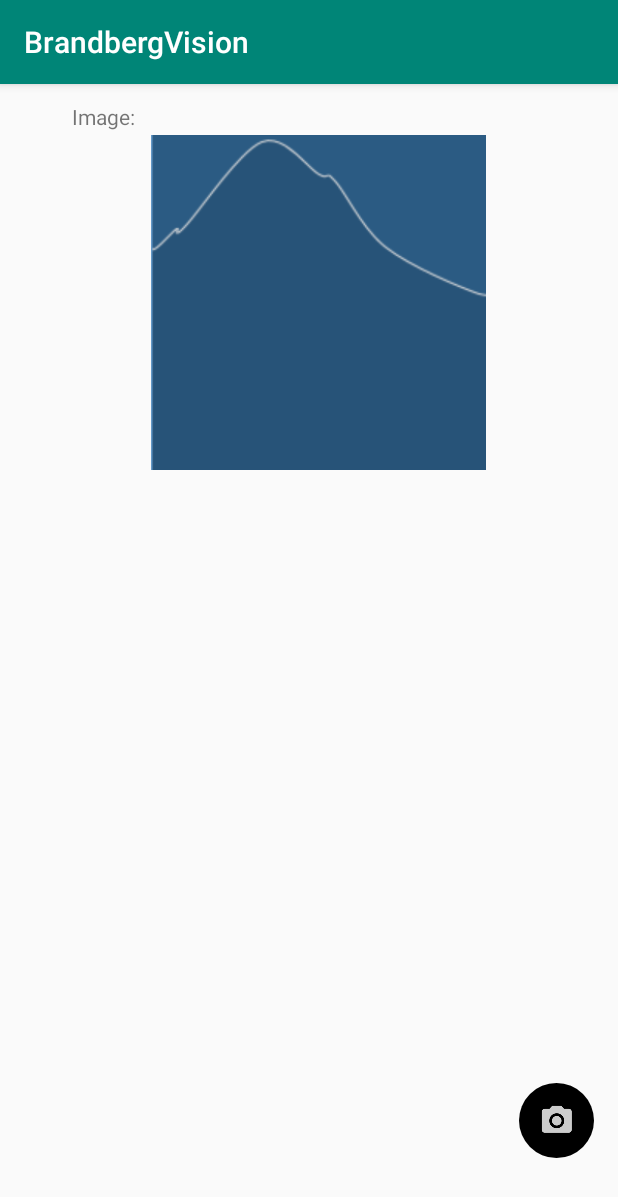
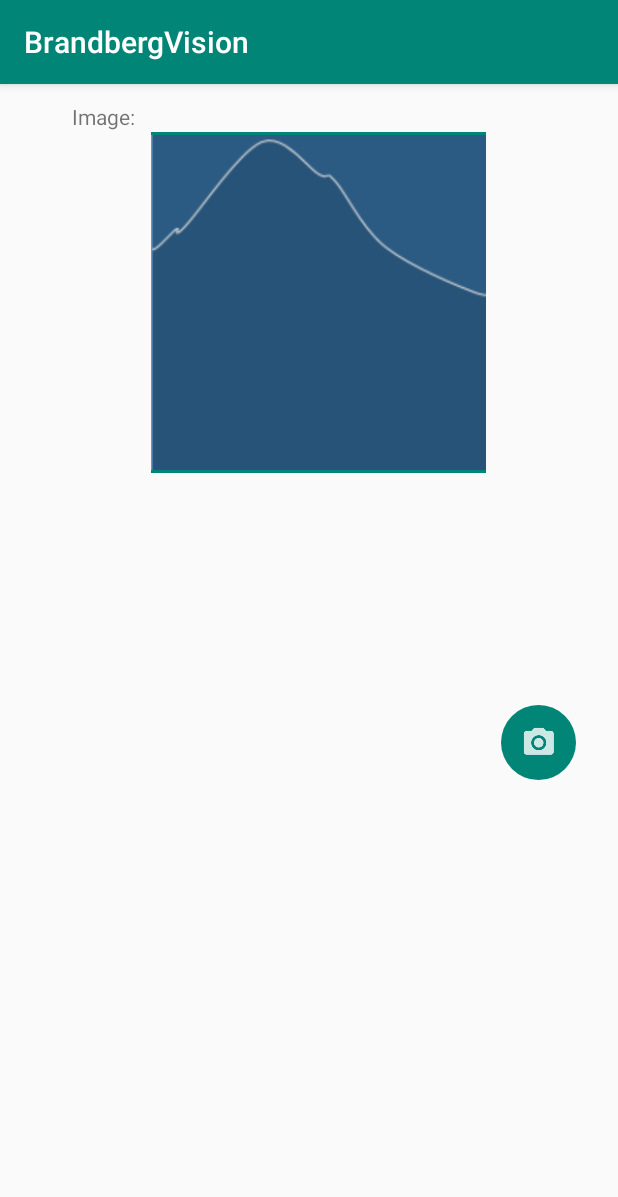
Before and after one commit to DDemmer1/BrandbergVision, an Android app: the screen it shows after launch (MainActivity), on a phone screen of 412 x 824 dp. Shown: the top 1197 px of the screen. Run offline under Robolectric (Android 15) with nearby library versions, the phone set to English and light mode, and no system bars; libraries missing offline, so code that uses them is left out: com.ibm.watson, com.theartofdev.edmodo; 3 statements that could not run were skipped.

```diff
--- a/app/src/main/java/koeln/uni/de/brandbergvision/MainActivity.java
+++ b/app/src/main/java/koeln/uni/de/brandbergvision/MainActivity.java
@@ -98,7 +98,7 @@ public class MainActivity extends AppCompatActivity {
                                 .imagesFile(photoFile)
                                 .threshold((float) 0.3)
                                 .owners(Arrays.asList("me"))
-                                .addClassifierId("humanclassifier_2106950051")
+                                .addClassifierId("human_331446926")
                                 .build();
 
                         final ClassifiedImages output = vrClient.classify(classifyOptions).execute();
--- a/app/src/main/res/drawable/roundedbutton.xml
+++ b/app/src/main/res/drawable/roundedbutton.xml
@@ -2,6 +2,6 @@
 
 <shape xmlns:android="http://schemas.android.com/apk/res/android"
     android:shape="oval">
-    <solid android:color="#000000"/>
+    <solid android:color="@color/colorPrimary"/>
 
 </shape>
--- a/app/src/main/res/layout/activity_main.xml
+++ b/app/src/main/res/layout/activity_main.xml
@@ -11,8 +11,8 @@
         android:layout_width="50dp"
         android:layout_height="50dp"
         android:layout_alignParentBottom="true"
-        android:layout_marginEnd="16dp"
-        android:layout_marginBottom="52dp"
+        android:layout_marginEnd="28dp"
+        android:layout_marginBottom="304dp"
         android:background="@drawable/roundedbutton"
         android:onClick="takePicture"
         android:src="@drawable/ic_camera"
@@ -27,7 +27,8 @@
         android:layout_alignParentTop="true"
         android:layout_marginStart="48dp"
         android:layout_marginBottom="52dp"
-        android:background="#D3D3D3"
+        android:background="@color/colorPrimary"
+        android:textColor="#FFFF"
         app:layout_constraintBottom_toBottomOf="parent"
         app:layout_constraintStart_toStartOf="@+id/guideline" />
 
@@ -39,6 +40,7 @@
         android:layout_marginTop="32dp"
         android:layout_marginEnd="88dp"
         android:scaleType="fitCenter"
+        android:background="@color/colorPrimary"
         android:src="@drawable/imageview"
         app:layout_constraintEnd_toEndOf="parent"
         app:layout_constraintTop_toTopOf="parent" />
--- a/app/src/main/res/values/strings.xml
+++ b/app/src/main/res/values/strings.xml
@@ -1,4 +1,4 @@
 <resources>
     <string name="app_name">BrandbergVision</string>
-    <string name="api_key">8llOmkkniMQf3GRa2O483drLJB7iqkz5WU6rPROpuYLW</string>
+    <string name="api_key">_tAHCFVfg9L8aIO2ycBCNI_kxSZEBprZsc19bPYm_qxJ</string>
 </resources>
```
Also changed, not shown: app/src/main/ic_brandberg_vision-web.png, app/src/main/res/mipmap-hdpi/ic_brandberg_vision.png, app/src/main/res/mipmap-mdpi/ic_brandberg_vision.png, app/src/main/res/mipmap-xhdpi/ic_brandberg_vision.png, app/src/main/res/mipmap-xxhdpi/ic_brandberg_vision.png, app/src/main/res/mipmap-xxxhdpi/ic_brandberg_vision.png.
